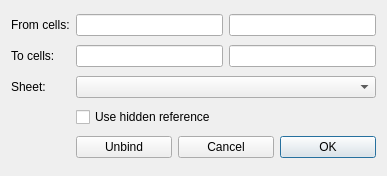
The window that src/Mod/Spreadsheet/Gui/DlgBindSheet.ui (southseact-3d/fcd) describes before a commit, drawn with Qt 5.
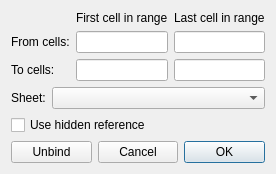
The same window after the commit. Custom widgets are drawn as their Qt base class.

Commit message:
[Spreadsheet] dialog fixes
- fixes to tooltips
- add 2 labels to make the dialog logic more clear
- remove non-functional help button

What changed in the file:
```diff
--- a/src/Mod/Spreadsheet/Gui/DlgBindSheet.ui
+++ b/src/Mod/Spreadsheet/Gui/DlgBindSheet.ui
@@ -6,74 +6,120 @@
    <rect>
     <x>0</x>
     <y>0</y>
-    <width>387</width>
-    <height>176</height>
+    <width>257</width>
+    <height>167</height>
    </rect>
   </property>
   <property name="windowTitle">
    <string>Bind Spreadsheet Cells</string>
   </property>
+  <layout class="QVBoxLayout" name="verticalLayout">
+   <item>
   <layout class="QGridLayout" name="gridLayout">
-   <item row="0" column="0">
+     <item row="0" column="1">
+      <widget class="QLabel" name="label_4">
+       <property name="text">
+        <string>First cell in range</string>
+       </property>
+      </widget>
+     </item>
+     <item row="0" column="2">
+      <widget class="QLabel" name="label_5">
+       <property name="text">
+        <string>Last cell in range</string>
+       </property>
+      </widget>
+     </item>
+     <item row="1" column="0">
     <widget class="QLabel" name="label_2">
      <property name="text">
       <string>From cells:</string>
      </property>
     </widget>
    </item>
-   <item row="0" column="1">
+     <item row="1" column="1">
     <widget class="QLineEdit" name="lineEditFromStart">
+       <property name="sizePolicy">
+        <sizepolicy hsizetype="Preferred" vsizetype="Fixed">
+         <horstretch>0</horstretch>
+         <verstretch>0</verstretch>
+        </sizepolicy>
+       </property>
      <property name="toolTip">
       <string>Binding cell range start</string>
      </property>
     </widget>
    </item>
-   <item row="0" column="2">
+     <item row="1" column="2">
     <widget class="QLineEdit" name="lineEditFromEnd">
+       <property name="sizePolicy">
+        <sizepolicy hsizetype="Preferred" vsizetype="Fixed">
+         <horstretch>0</horstretch>
+         <verstretch>0</verstretch>
+        </sizepolicy>
+       </property>
      <property name="toolTip">
       <string>Binding cell range end
 </string>
      </property>
     </widget>
    </item>
-   <item row="1" column="0">
+     <item row="2" column="0">
     <widget class="QLabel" name="label_3">
      <property name="text">
       <string>To cells:</string>
      </property>
     </widget>
    </item>
-   <item row="1" column="1">
+     <item row="2" column="1">
     <widget class="Gui::ExpressionLineEdit" name="lineEditToStart">
+       <property name="sizePolicy">
+        <sizepolicy hsizetype="Preferred" vsizetype="Fixed">
+         <horstretch>0</horstretch>
+         <verstretch>0</verstretch>
+        </sizepolicy>
+       </property>
      <property name="toolTip">
       <string>Starting cell address to bind to. Type '=' if you want to use expression.
 The expression must evaluates to a string of some cell address.</string>
      </property>
     </widget>
    </item>
-   <item row="1" column="2">
+    <item row="2" column="2">
     <widget class="Gui::ExpressionLineEdit" name="lineEditToEnd">
+       <property name="sizePolicy">
+        <sizepolicy hsizetype="Preferred" vsizetype="Fixed">
+         <horstretch>0</horstretch>
+         <verstretch>0</verstretch>
+        </sizepolicy>
+       </property>
      <property name="toolTip">
       <string>Ending cell address to bind to. Type '=' if you want to use expression.
 The expression must evaluates to a string of some cell address.</string>
      </property>
     </widget>
    </item>
-   <item row="2" column="0">
+     </layout>
+   </item>
+   <item>
+    <layout class="QFormLayout" name="formLayout">
+     <item row="0" column="1">
+      <widget class="QComboBox" name="comboBox">
+       <property name="toolTip">
+        <string>Which spread sheet to bind to</string>
+       </property>
+      </widget>
+     </item>
+     <item row="0" column="0">
     <widget class="QLabel" name="label">
      <property name="text">
       <string>Sheet:</string>
      </property>
     </widget>
    </item>
-   <item row="2" column="1" colspan="2">
-    <widget class="QComboBox" name="comboBox">
-     <property name="toolTip">
-      <string>Select which spread sheet to bind to.</string>
-     </property>
-    </widget>
+    </layout>
    </item>
-  <item row="3" column="1" colspan="2">
+   <item>
     <widget class="QCheckBox" name="checkBoxHREF">
      <property name="toolTip">
       <string>Use hidden reference to avoid creating a dependency with the referenced object. Use with caution!</string>
@@ -83,7 +129,7 @@
      </property>
     </widget>
    </item>
-   <item row="4" column="1" colspan="2">
+   <item>
     <layout class="QHBoxLayout" name="horizontalLayout_5">
      <item>
       <widget class="QPushButton" name="btnDiscard">
```
Left out of the diff: 18 changed lines with no effect on the pictures. Lines whose indentation alone changed are shown as unchanged. The commit also changes 1 other file.
